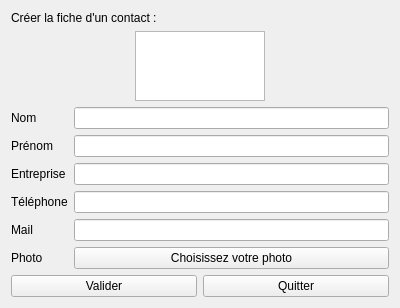
Dwarron/ProjetCDAA, file Projet/CreationFicheWindow.ui: the form before one commit.
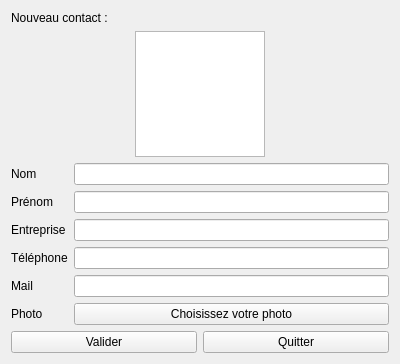
The form after the commit.

Commit message: Correction des fenêtres + début bdd (chargement et création des contacts)

Patch:
```diff
--- a/Projet/CreationFicheWindow.ui
+++ b/Projet/CreationFicheWindow.ui
@@ -10,7 +10,7 @@
     <x>0</x>
     <y>0</y>
     <width>400</width>
-    <height>282</height>
+    <height>364</height>
    </rect>
   </property>
   <property name="windowTitle">
@@ -22,7 +22,7 @@
      <item>
       <widget class="QLabel" name="label">
        <property name="text">
-        <string>Créer la fiche d'un contact :</string>
+        <string>Nouveau contact :</string>
        </property>
       </widget>
      </item>
```
The commit also changes 97 other files.
